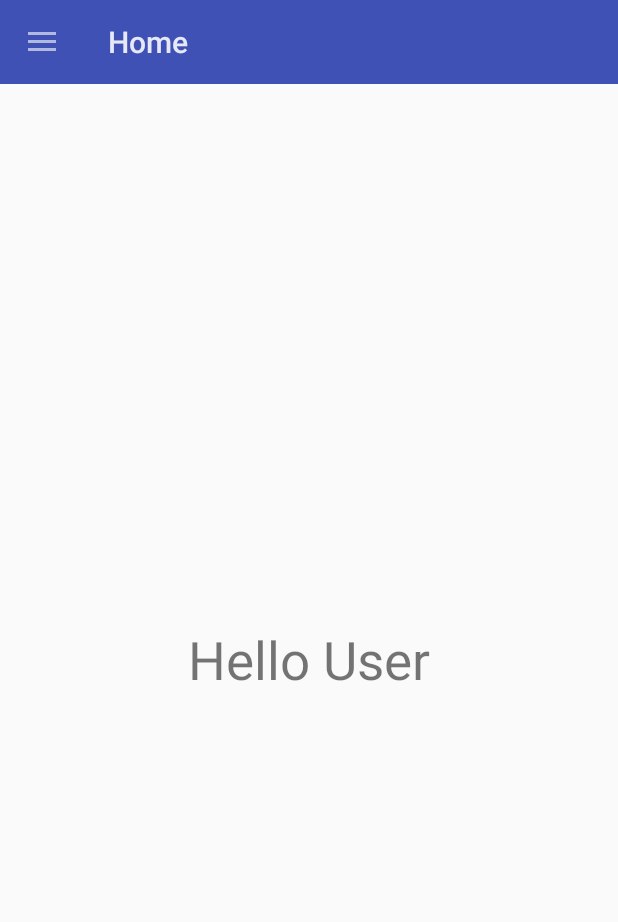
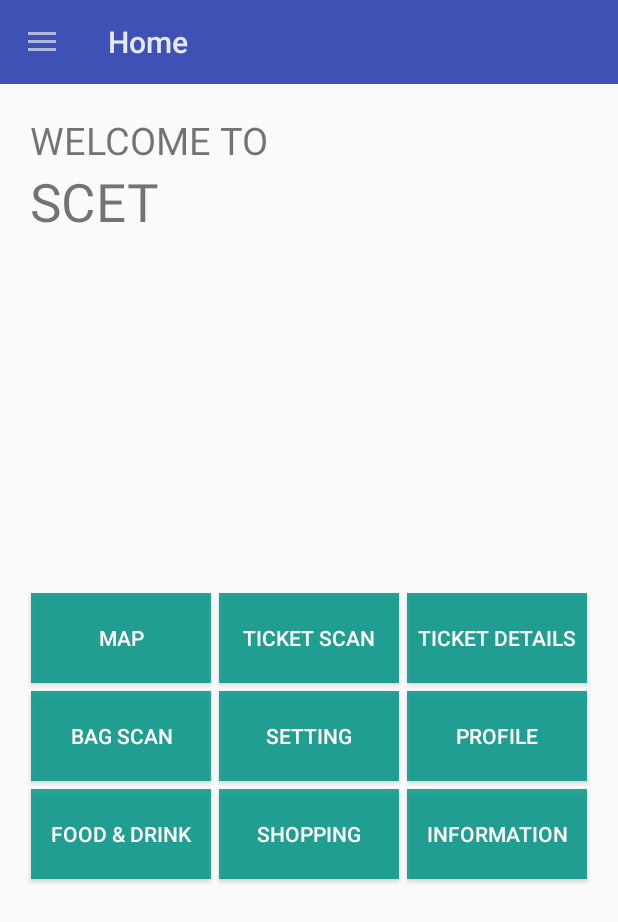
Before and after one commit to ankitpatel21/SmartAirport, an Android app: the screen it shows after launch once a user with an empty profile is signed in (MainActivity), on a phone screen of 412 x 824 dp. Shown: the top 922 px of the screen. Run offline under Robolectric (Android 15) with nearby library versions, the phone set to English and light mode, and no system bars; our stand-ins replace Firebase (no records; nobody signed in at launch, a user with empty details on screens opened directly); 3 statements that could not run were skipped.

Commit message:
Builed home layout

```diff
--- a/app/src/main/java/com/example/nirav/smartairport/MainActivity.java
+++ b/app/src/main/java/com/example/nirav/smartairport/MainActivity.java
@@ -12,7 +12,11 @@ import android.support.v7.app.AlertDialog;
 import android.support.v7.app.AppCompatActivity;
 import android.support.v7.widget.Toolbar;
 import android.view.Gravity;
+import android.view.LayoutInflater;
 import android.view.MenuItem;
+import android.view.View;
+import android.widget.TextView;
+import android.widget.Toast;
 
 import com.google.firebase.auth.FirebaseAuth;
 import com.google.firebase.auth.FirebaseUser;
@@ -22,6 +26,7 @@ public class MainActivity extends AppCompatActivity {
     FirebaseAuth firebaseAuth;
     private DrawerLayout mDrawerlayout;
     private ActionBarDrawerToggle mToggle;
+    private TextView Uname;
 
     private Toolbar mToolbar;
 
@@ -37,6 +42,17 @@ public class MainActivity extends AppCompatActivity {
         startService(new Intent(getApplicationContext(),BagChkService.class));
 
         firebaseAuth = FirebaseAuth.getInstance();
+
+        FirebaseUser user=FirebaseAuth.getInstance().getCurrentUser();
+
+        View header = navigationView.getHeaderView(0);
+        Uname = (TextView) header.findViewById(R.id.Uname);
+
+        if (user.getEmail() != null | user.getEmail().length() == 0)
+        {
+            Uname.setText(user.getEmail());
+            Toast.makeText(getApplicationContext(), user.getEmail(), Toast.LENGTH_SHORT).show();
+        }
 
         mToolbar=(Toolbar)findViewById(R.id.nav_action);
         setSupportActionBar(mToolbar);
--- a/app/src/main/res/layout/fragment_home.xml
+++ b/app/src/main/res/layout/fragment_home.xml
@@ -5,11 +5,125 @@
     tools:context="com.example.nirav.smartairport.HomeFragment">
 
     <!-- TODO: Update blank fragment layout -->
-    <TextView
+    <RelativeLayout
         android:layout_width="match_parent"
-        android:layout_height="match_parent"
-        android:text="Hello User"
-        android:gravity="center"
-        android:textSize="35dp"/>
+        android:layout_height="match_parent">
 
+        <TextView
+            android:layout_width="wrap_content"
+            android:layout_height="wrap_content"
+            android:id="@+id/text_disp"
+            android:paddingTop="20dp"
+            android:paddingLeft="20dp"
+            android:textSize="25dp"
+            android:text="WELCOME TO"/>
+
+        <TextView
+            android:layout_width="wrap_content"
+            android:layout_height="wrap_content"
+            android:id="@+id/text_disp1"
+            android:layout_below="@+id/text_disp"
+            android:paddingLeft="20dp"
+            android:textSize="35dp"
+            android:text="SCET"/>
+
+        <RelativeLayout
+            android:layout_below="@+id/text_disp1"
+            android:gravity="center"
+            android:layout_width="match_parent"
+            android:layout_height="match_parent">
+
+            <Button
+                android:textColor="#FFFFFF"
+                android:layout_width="120dp"
+                android:layout_height="60dp"
+                android:id="@+id/btn_map"
+                android:text="Map"
+                android:layout_marginBottom="5dp"
+                android:layout_marginRight="5dp"
+                android:background="#D7009688"/>
+
+            <Button
+                android:textColor="#FFFFFF"
+                android:layout_width="120dp"
+                android:layout_height="60dp"
+                android:id="@+id/btn_ticket_scan"
+                android:text="ticket scan"
+                android:layout_marginRight="5dp"
+                android:background="#D7009688"
+                android:layout_toRightOf="@+id/btn_map"/>
+
+            <Button
+                android:textColor="#FFFFFF"
+                android:layout_width="120dp"
+                android:layout_height="60dp"
+                android:background="#D7009688"
+                android:id="@+id/btn_ticket_details"
+                android:text="Ticket Details"
+                android:layout_toRightOf="@+id/btn_ticket_scan"/>
+
+            <Button
+                android:textColor="#FFFFFF"
+                android:layout_width="120dp"
+                android:layout_height="60dp"
+                android:id="@+id/btn_bag_scan"
+                android:background="#D7009688"
+                android:text="Bag scan"
+                android:layout_marginBottom="5dp"
+                android:layout_marginRight="5dp"
+                android:layout_below="@+id/btn_map"/>
+
+            <Button
+                android:textColor="#FFFFFF"
+                android:layout_width="120dp"
+                android:layout_height="60dp"
+                android:background="#D7009688"
+                android:id="@+id/btn_setting"
+                android:text="Setting"
+                android:layout_toRightOf="@+id/btn_bag_scan"
+                android:layout_marginRight="5dp"
+                android:layout_below="@+id/btn_map"/>
+
+            <Button
+                android:textColor="#FFFFFF"
+                android:layout_width="120dp"
+                android:layout_height="60dp"
+                android:id="@+id/btn_profile"
+                android:text="profile"
+                android:background="#D7009688"
+                android:layout_toRightOf="@+id/btn_setting"
+                android:layout_below="@+id/btn_map"/>
+
+            <Button
+                android:textColor="#FFFFFF"
+                android:layout_width="120dp"
+                android:layout_height="60dp"
+                android:background="#D7009688"
+                android:id="@+id/btn_food"
+                android:layout_marginRight="5dp"
+                android:text="Food &amp; Drink"
+                android:layout_below="@+id/btn_bag_scan"/>
+
+            <Button
+                android:textColor="#FFFFFF"
+                android:layout_width="120dp"
+                android:layout_height="60dp"
+                android:id="@+id/btn_shop"
+                android:text="Shopping"
+                android:layout_marginRight="5dp"
+                android:background="#D7009688"
+                android:layout_toRightOf="@+id/btn_food"
+                android:layout_below="@+id/btn_bag_scan"/>
+
+            <Button
+                android:textColor="#FFFFFF"
+                android:layout_width="120dp"
+                android:layout_height="60dp"
+                android:id="@+id/btn_info"
+                android:text="Information"
+                android:background="#D7009688"
+                android:layout_toRightOf="@+id/btn_shop"
+                android:layout_below="@+id/btn_bag_scan"/>
+        </RelativeLayout>
+    </RelativeLayout>
 </FrameLayout>
--- a/app/src/main/res/layout/navigation_header.xml
+++ b/app/src/main/res/layout/navigation_header.xml
@@ -12,6 +12,7 @@
         android:paddingTop="7dp"/>
 
     <TextView
+        android:id="@+id/Uname"
         android:layout_width="match_parent"
         android:layout_height="wrap_content"
         android:text="Hello"
--- a/gradle.properties
+++ b/gradle.properties
@@ -1,17 +1,20 @@
-# Project-wide Gradle settings.
-
-# IDE (e.g. Android Studio) users:
-# Gradle settings configured through the IDE *will override*
-# any settings specified in this file.
-
+## Project-wide Gradle settings.
+#
 # For more details on how to configure your build environment visit
 # http://www.gradle.org/docs/current/userguide/build_environment.html
-
+#
 # Specifies the JVM arguments used for the daemon process.
 # The setting is particularly useful for tweaking memory settings.
-org.gradle.jvmargs=-Xmx1536m
-
+# Default value: -Xmx1024m -XX:MaxPermSize=256m
+# org.gradle.jvmargs=-Xmx2048m -XX:MaxPermSize=512m -XX:+HeapDumpOnOutOfMemoryError -Dfile.encoding=UTF-8
+#
 # When configured, Gradle will run in incubating parallel mode.
 # This option should only be used with decoupled projects. More details, visit
 # http://www.gradle.org/docs/current/userguide/multi_project_builds.html#sec:decoupled_projects
 # org.gradle.parallel=true
+#Fri Mar 31 09:57:30 IST 2017
+systemProp.http.proxyPassword=amiparmar
+systemProp.http.proxyHost=172.16.3.1
+org.gradle.jvmargs=-Xmx1536m
+systemProp.http.proxyUser=130423107007
+systemProp.http.proxyPort=3128
```
